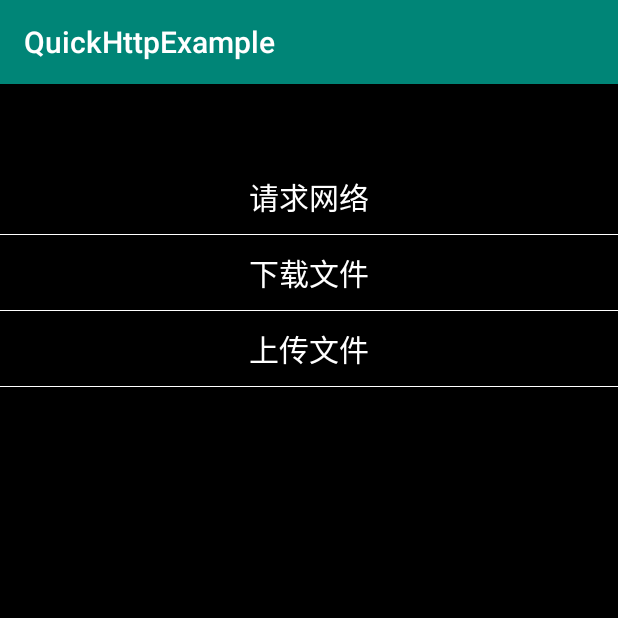
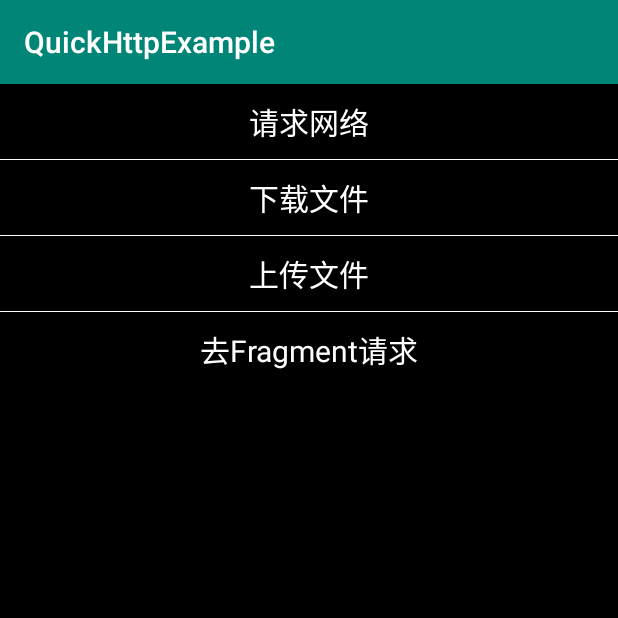
Before and after one commit to SpringSmell/QuickHttp, an Android app: the screen it shows after launch (MainActivity), on a phone screen of 412 x 824 dp, the top half of it. Run offline under Robolectric (Android 15) with nearby library versions, the phone set to English and light mode, and no system bars; libraries missing offline, so code that uses them is left out: org.quick.async.

Commit message:
initial commit

```diff
--- a/app/src/main/AndroidManifest.xml
+++ b/app/src/main/AndroidManifest.xml
@@ -21,6 +21,7 @@
                 <category android:name="android.intent.category.LAUNCHER"/>
             </intent-filter>
         </activity>
+        <activity android:name=".FragmentActivity"/>
     </application>
 
 </manifest>
--- a/app/src/main/java/com/example/quickhttpexample/MainActivity.kt
+++ b/app/src/main/java/com/example/quickhttpexample/MainActivity.kt
@@ -1,5 +1,6 @@
 package com.example.quickhttpexample
 
+import android.content.Intent
 import android.os.Bundle
 import android.util.Log
 import androidx.appcompat.app.AppCompatActivity
@@ -133,5 +134,8 @@ class MainActivity : AppCompatActivity() {
 
                 })
         }
+        tv3.setOnClickListener {
+            startActivity(Intent(this,FragmentActivity::class.java))
+        }
     }
 }
--- a/app/src/main/res/layout/activity_main.xml
+++ b/app/src/main/res/layout/activity_main.xml
@@ -1,60 +1,85 @@
 <?xml version="1.0" encoding="utf-8"?>
-<androidx.constraintlayout.widget.ConstraintLayout
-        xmlns:android="http://schemas.android.com/apk/res/android"
+<androidx.constraintlayout.widget.ConstraintLayout xmlns:android="http://schemas.android.com/apk/res/android"
+    xmlns:app="http://schemas.android.com/apk/res-auto"
     xmlns:tools="http://schemas.android.com/tools"
-        xmlns:app="http://schemas.android.com/apk/res-auto"
     android:layout_width="match_parent"
     android:layout_height="match_parent"
     android:background="@android:color/black"
+    tools:context=".MainActivity">
 
-        tools:context=".MainActivity">
-    <LinearLayout android:layout_width="match_parent"
-                  android:layout_height="match_parent"
+    <LinearLayout
+        android:layout_width="match_parent"
+        android:layout_height="wrap_content"
         android:orientation="vertical"
-                  android:layout_marginTop="50dp">
+        app:layout_constraintTop_toTopOf="parent">
 
         <TextView
             android:id="@+id/tv0"
             android:layout_width="match_parent"
             android:layout_height="50dp"
+            android:background="?attr/selectableItemBackground"
+            android:gravity="center"
+            android:text="请求网络"
             android:textColor="#fff"
-                android:gravity="center"
             android:textSize="20sp"
-                android:text="请求网络"
-                android:background="?attr/selectableItemBackground"
             app:layout_constraintLeft_toLeftOf="parent"
             app:layout_constraintRight_toRightOf="parent"
-                app:layout_constraintTop_toTopOf="parent"/>
-        <View android:layout_width="match_parent" android:layout_height="1px"
-              android:background="#fff"/>
+            app:layout_constraintTop_toTopOf="parent" />
+
+        <View
+            android:layout_width="match_parent"
+            android:layout_height="1px"
+            android:background="#fff" />
+
         <TextView
             android:id="@+id/tv1"
             android:layout_width="match_parent"
             android:layout_height="50dp"
+            android:background="?attr/selectableItemBackground"
+            android:gravity="center"
+            android:text="下载文件"
             android:textColor="#fff"
-                android:gravity="center"
             android:textSize="20sp"
-                android:text="下载文件"
-                android:background="?attr/selectableItemBackground"
             app:layout_constraintLeft_toLeftOf="parent"
             app:layout_constraintRight_toRightOf="parent"
-                app:layout_constraintTop_toTopOf="parent"/>
-        <View android:layout_width="match_parent" android:layout_height="1px"
-              android:background="#fff"/>
+            app:layout_constraintTop_toTopOf="parent" />
+
+        <View
+            android:layout_width="match_parent"
+            android:layout_height="1px"
+            android:background="#fff" />
+
         <TextView
             android:id="@+id/tv2"
             android:layout_width="match_parent"
             android:layout_height="50dp"
+            android:background="?attr/selectableItemBackground"
+            android:gravity="center"
+            android:text="上传文件"
             android:textColor="#fff"
-                android:gravity="center"
             android:textSize="20sp"
-                android:background="?attr/selectableItemBackground"
-                android:text="上传文件"
             app:layout_constraintLeft_toLeftOf="parent"
             app:layout_constraintRight_toRightOf="parent"
-                app:layout_constraintTop_toTopOf="parent"/>
-        <View android:layout_width="match_parent" android:layout_height="1px"
-              android:background="#fff"/>
+            app:layout_constraintTop_toTopOf="parent" />
+
+        <View
+            android:layout_width="match_parent"
+            android:layout_height="1px"
+            android:background="#fff" />
+
+
+        <TextView
+            android:id="@+id/tv3"
+            android:layout_width="match_parent"
+            android:layout_height="50dp"
+            android:background="?attr/selectableItemBackground"
+            android:gravity="center"
+            android:text="去Fragment请求"
+            android:textColor="#fff"
+            android:textSize="20sp"
+            app:layout_constraintLeft_toLeftOf="parent"
+            app:layout_constraintRight_toRightOf="parent"
+            app:layout_constraintTop_toTopOf="parent" />
     </LinearLayout>
 
 </androidx.constraintlayout.widget.ConstraintLayout>
```
Also changed, not shown: app/src/main/java/com/example/quickhttpexample/FragmentActivity.kt (added, +56 -0 lines), app/src/main/java/com/example/quickhttpexample/TestFragment.kt (added, +62 -0 lines), app/src/main/res/layout/activity_fragment.xml (added, +21 -0 lines), app/src/main/res/layout/fragment_test.xml (added, +16 -0 lines), quickhttp/src/main/java/org/quick/http/HttpService.kt (+55 -22 lines). Lines whose indentation alone changed are shown as unchanged.
